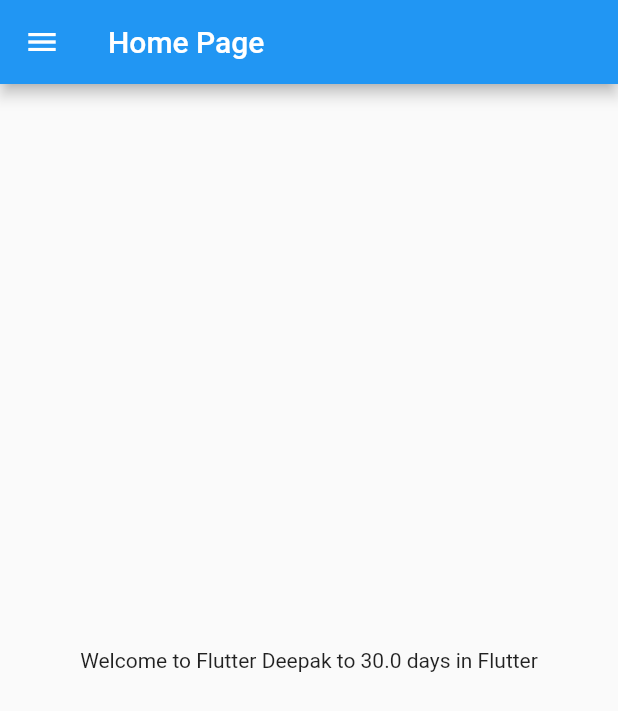
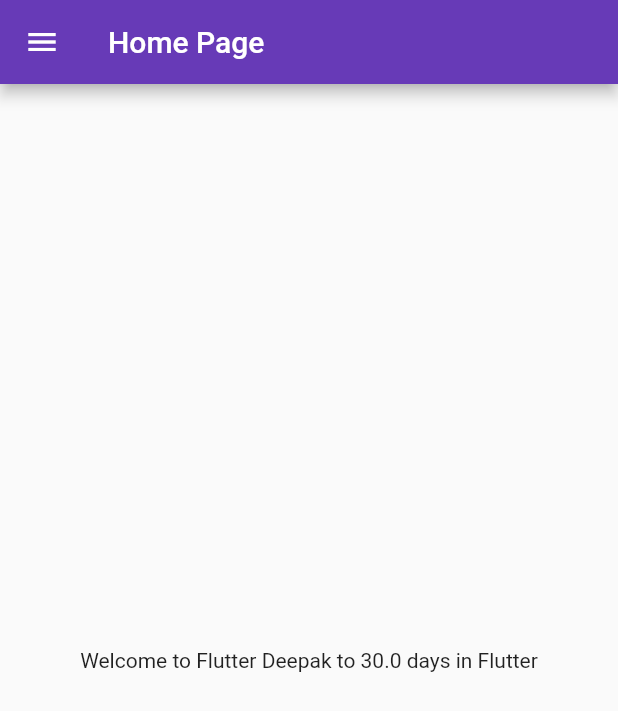
Before and after one commit to deepakrokz/FlutterTestRepo, a Flutter app: the screen it shows after launch, on a phone screen of 412 x 824 dp. Shown: the top 711 px of the screen. Run offline on Flutter 3.47's test engine with Material 2 defaults, Android fonts, the phone set to English and light mode, and no system bars.

Commit message:
day3completed

```diff
--- a/lib/main.dart
+++ b/lib/main.dart
@@ -1,5 +1,6 @@
 import 'package:flutter/material.dart';
-import 'package:flutter_catalog/home_page.dart';
+import 'package:flutter_catalog/pages/home_page.dart';
+import 'package:flutter_catalog/pages/login_page.dart';
 
 void main(List<String> args) {
   runApp(const MyApp());
@@ -11,7 +12,22 @@ class MyApp extends StatelessWidget {
   @override
   Widget build(BuildContext context) {
     return MaterialApp(
-      home: HomePage(),
-    );
+      themeMode: ThemeMode.light,
+      theme: ThemeData(
+        primarySwatch: Colors.deepPurple,
+        visualDensity: VisualDensity.adaptivePlatformDensity,
+      ),
+      darkTheme: ThemeData(
+        brightness: Brightness.dark,
+        primaryColor: Colors.blue,
+        accentColor: Colors.blue,
+      ),
+      initialRoute: '/home',
+      routes: {
+        '/': (context) => LoginPage(),
+        "/home": (context) => HomePage(),
+        "/login": (context) => LoginPage(),
+      }
+      );
   }
 }
```
Also changed, not shown: lib/pages/login_page.dart (added, +22 -0 lines), lib/pages/home_page.dart (renamed from lib/home_page.dart).
